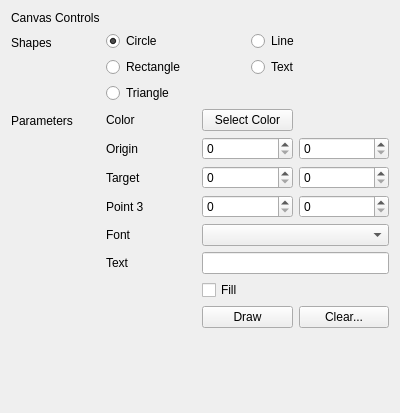
The window that gui/widget/canvas/canvascontrol.ui (8bitbuddhist/PixelMaestro) describes before a commit, drawn with Qt 5.
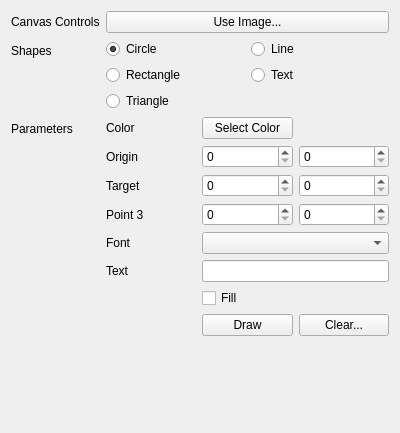
The same window after the commit.

Commit message: Added GUI controls for loading images into Canvases.

```diff
--- a/gui/widget/canvas/canvascontrol.ui
+++ b/gui/widget/canvas/canvascontrol.ui
@@ -7,7 +7,7 @@
     <x>0</x>
     <y>0</y>
     <width>400</width>
-    <height>413</height>
+    <height>433</height>
    </rect>
   </property>
   <property name="windowTitle">
@@ -16,21 +16,28 @@
   <layout class="QGridLayout" name="gridLayout">
    <item row="0" column="0">
     <layout class="QFormLayout" name="formLayout">
-     <item row="0" column="0">
+     <item row="1" column="0">
       <widget class="QLabel" name="label">
        <property name="text">
         <string>Canvas Controls</string>
        </property>
       </widget>
      </item>
-     <item row="1" column="0">
+     <item row="1" column="1">
+      <widget class="QPushButton" name="openImageButton">
+       <property name="text">
+        <string>Use Image...</string>
+       </property>
+      </widget>
+     </item>
+     <item row="3" column="0">
       <widget class="QLabel" name="label_4">
        <property name="text">
         <string>Shapes</string>
        </property>
       </widget>
      </item>
-     <item row="1" column="1">
+     <item row="3" column="1">
       <layout class="QGridLayout" name="shapeGridLayout">
        <item row="0" column="0">
         <widget class="QRadioButton" name="circleRadioButton">
@@ -72,14 +79,14 @@
        </item>
       </layout>
      </item>
-     <item row="2" column="0">
+     <item row="4" column="0">
       <widget class="QLabel" name="label_5">
        <property name="text">
         <string>Parameters</string>
        </property>
       </widget>
      </item>
-     <item row="2" column="1">
+     <item row="4" column="1">
       <layout class="QGridLayout" name="parametersLayout">
        <item row="2" column="0">
         <widget class="QLabel" name="targetLabel">
```
The commit also changes 11 other files.
